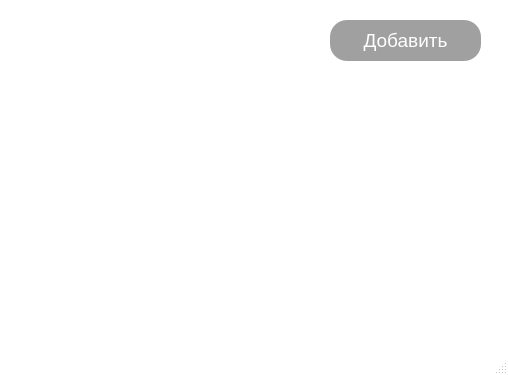
Before: the Qt Designer form MainProject/QtDesigner/transactions_list.ui in MarkMarus/recoreder, drawn with Qt 5.
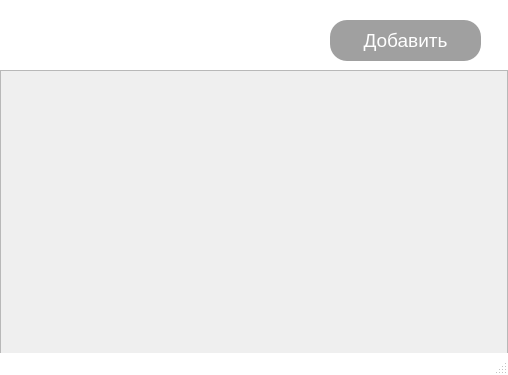
After: the same form once the commit is applied.

```diff
--- a/MainProject/QtDesigner/transactions_list.ui
+++ b/MainProject/QtDesigner/transactions_list.ui
@@ -48,6 +48,29 @@
      <string>Добавить</string>
     </property>
    </widget>
+   <widget class="QScrollArea" name="scrollArea">
+    <property name="geometry">
+     <rect>
+      <x>0</x>
+      <y>70</y>
+      <width>508</width>
+      <height>285</height>
+     </rect>
+    </property>
+    <property name="widgetResizable">
+     <bool>true</bool>
+    </property>
+    <widget class="QWidget" name="scrollAreaWidgetContents">
+     <property name="geometry">
+      <rect>
+       <x>0</x>
+       <y>0</y>
+       <width>506</width>
+       <height>283</height>
+      </rect>
+     </property>
+    </widget>
+   </widget>
   </widget>
   <widget class="QStatusBar" name="statusbar"/>
  </widget>
```
